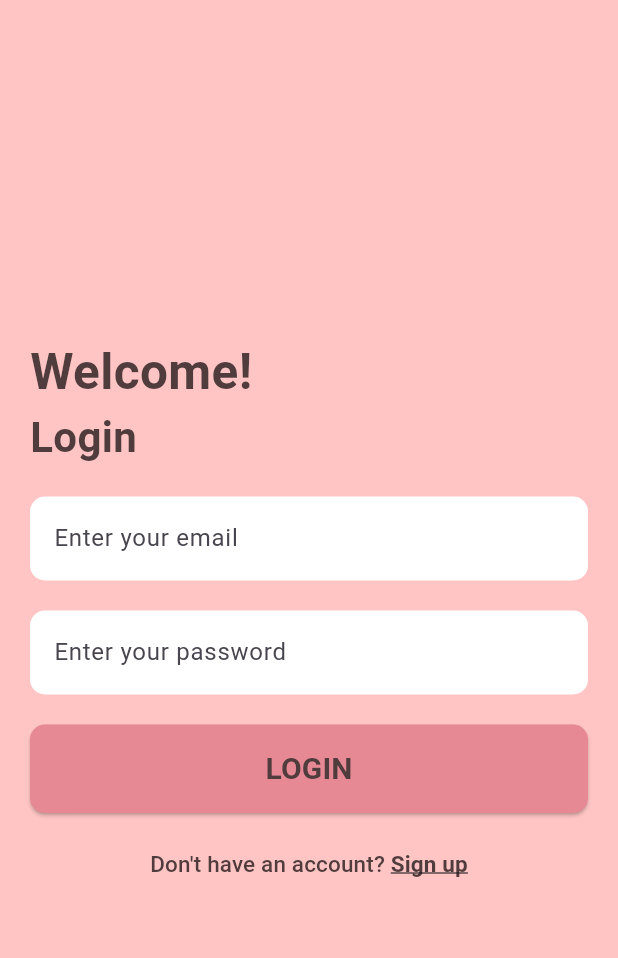
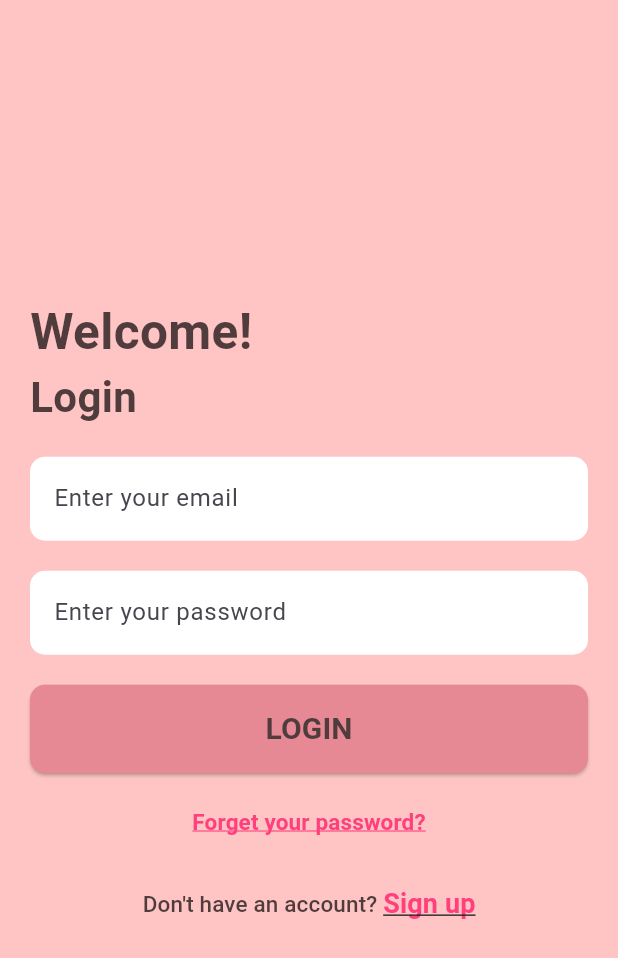
Before and after one commit to bokky224236/mib_login, a Flutter app: the screen it shows after launch, on a phone screen of 412 x 824 dp. Shown: the top 958 px of the screen. Run offline on Flutter 3.47's test engine with Material 3 defaults, Android fonts, the light colour scheme and no system bars; our stand-ins replace firebase_auth, firebase_core; accounts and stored records are empty.

Commit message:
forgetpassword_baibua

```diff
--- a/lib/User/login/login.dart
+++ b/lib/User/login/login.dart
@@ -10,6 +10,7 @@ import 'package:flutter_login2/User/homepagemew/homepagemew.dart';
 import 'package:firebase_core/firebase_core.dart';
 import 'package:firebase_auth/firebase_auth.dart';
 import 'package:flutter_login2/User/deleteaccount/deleteaccount.dart';
+import 'package:flutter_login2/User/forgetpassword/forget.dart';
 
 void main() async {
   WidgetsFlutterBinding.ensureInitialized();
@@ -139,24 +140,60 @@ class LoginApp extends StatelessWidget {
                     // Navigate to the SignupApp page
                     Navigator.push(
                       context,
+                      MaterialPageRoute(builder: (context) => ForgetPassword()),
+                    );
+                  },
+                  child: Row(
+                    mainAxisAlignment: MainAxisAlignment.center,
+                    children: [
+                      Padding(
+                        padding: const EdgeInsets.only(bottom: 3.0),
+                        child: Text(
+                          "Forget your password?",
+                          style: TextStyle(
+                            fontSize: 15.0,
+                            fontWeight: FontWeight.bold,
+                            color: Color(0xffFF407D),
+                            decoration: TextDecoration.underline,
+                            decorationColor: Color(
+                                0xffFF407D), // Set the color of the underline
+                          ),
+                        ),
+                      ),
+                    ],
+                  ),
+                ),
+                SizedBox(height: 5.0),
+                TextButton(
+                  onPressed: () {
+                    // Navigate to the SignupApp page
+                    Navigator.push(
+                      context,
                       MaterialPageRoute(builder: (context) => SignupApp()),
                     );
                   },
                   child: Row(
                     mainAxisAlignment: MainAxisAlignment.center,
                     children: [
-                    Text("Don't have an account? ",style: TextStyle(fontSize: 15.0,color: Color(0xff503C3C),),
+                      Text(
+                        "Don't have an account? ",
+                        style: TextStyle(
+                          fontSize: 15.0,
+                          color: Color(0xff503C3C),
                         ),
-                    Text("Sign up",style: TextStyle(fontSize: 15.0,
+                      ),
+                      Text(
+                        "Sign up",
+                        style: TextStyle(
+                          fontSize: 18.0,
                           fontWeight: FontWeight.bold, // ทำให้ "Sign up" หนา
-                    color: Color(0xff503C3C),
+                          color: Color(0xffFF407D),
                           decoration: TextDecoration.underline,
                         ),
                       ),
                     ],
                   ),
                 ),
-
               ],
             ),
           ),
```
Also changed, not shown: lib/User/forgetpassword/forget.dart (added, +134 -0 lines). Lines whose indentation alone changed are shown as unchanged.
